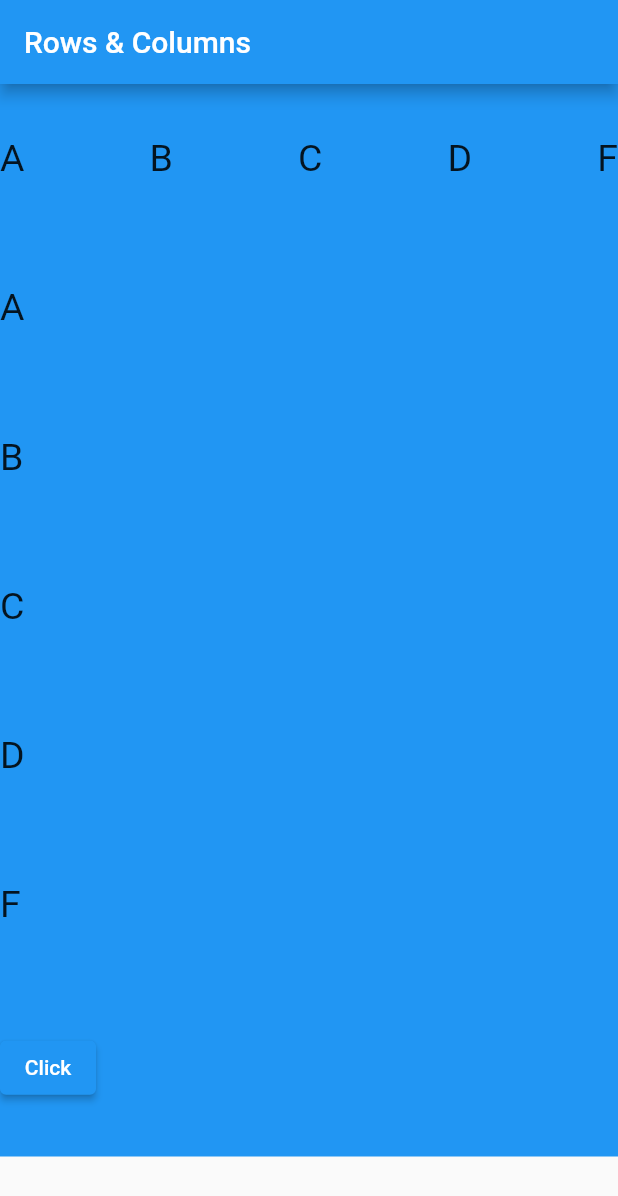
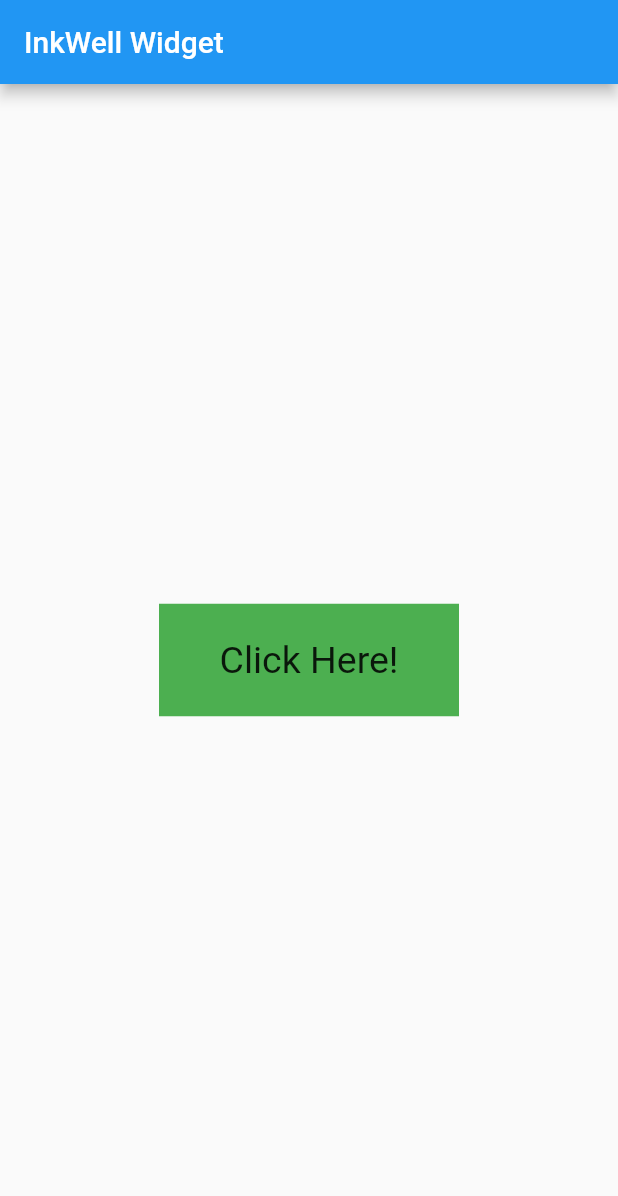
Before and after one commit to yasin9064/flutter_application_1, a Flutter app: the screen it shows after launch, on a phone screen of 412 x 824 dp. Shown: the top 1196 px of the screen. Run offline on Flutter 3.47's test engine with Material 2 defaults, Android fonts, the phone set to English and light mode, and no system bars.

Commit message:
Learn about InkWell.

```diff
--- a/lib/HomeScreen.dart
+++ b/lib/HomeScreen.dart
@@ -7,75 +7,34 @@ class HomeScreen extends StatelessWidget {
   Widget build(BuildContext context) {
     return Scaffold(
         appBar: AppBar(
-          title: Text("Rows & Columns"),
+          title: Text("InkWell Widget"),
         ),
-        body: Container(
-         width: 415,
-         height: 715,
-          color: Colors.blue,
-          child: Column(
-            mainAxisAlignment: MainAxisAlignment.spaceAround,
-            crossAxisAlignment: CrossAxisAlignment.start,
-            children: [
-              Row(
-            mainAxisAlignment: MainAxisAlignment.spaceBetween,
-            crossAxisAlignment: CrossAxisAlignment.start,
-            children: [
-              Text(
-                'A',
-                style: TextStyle(fontSize: 25),
-              ),
-              Text(
-                'B',
-                style: TextStyle(fontSize: 25),
-              ),
-              Text(
-                'C',
-                style: TextStyle(fontSize: 25),
-              ),
-              Text(
-                'D',
-                style: TextStyle(fontSize: 25),
-              ),
-              Text(
-                'F',
-                style: TextStyle(fontSize: 25),
-              ),
-            ]
-           ),
-              Text(
-                'A',
-                style: TextStyle(fontSize: 25),
-              ),
-              Text(
-                'B',
-                style: TextStyle(fontSize: 25),
-              ),
-              Text(
-                'C',
-                style: TextStyle(fontSize: 25),
-              ),
-              Text(
-                'D',
-                style: TextStyle(fontSize: 25),
-              ),
-              Text(
-                'F',
-                style: TextStyle(fontSize: 25),
-              ),
-              ElevatedButton(
-                  child: Text('Click'),
-                  onPressed: () {
-                    print('Got Clicked!');
-                  }),
-
-
-
-            ],
+        body: Center(
+          child: InkWell(
+            onTap: () {
+              print('Got Tapped!');
+            },
+            onDoubleTap: () {
+              print('Got Double-Tapped!');
+            },
+            onLongPress: () {
+              print('Got LongPressed!');
+            },
+            child: Container(
+              width: 200,
+              height: 75,
+              color: Colors.green,
+              child: Center(
+                  child: InkWell(
+                      onTap: () {
+                        print('Text got Tapped!');
+                      },
+                      child: Text(
+                        'Click Here!',
+                        style: TextStyle(fontSize: 25),
+                      ))),
+            ),
           ),
-
-
-        )
-        );
+        ));
   }
 }
```
